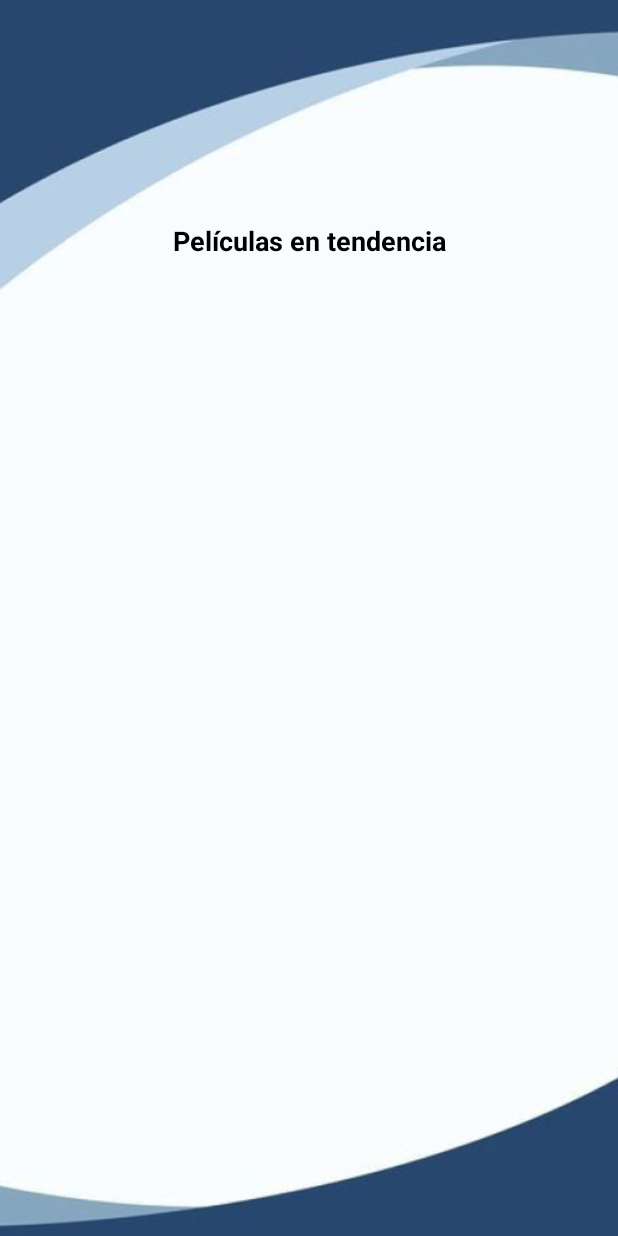
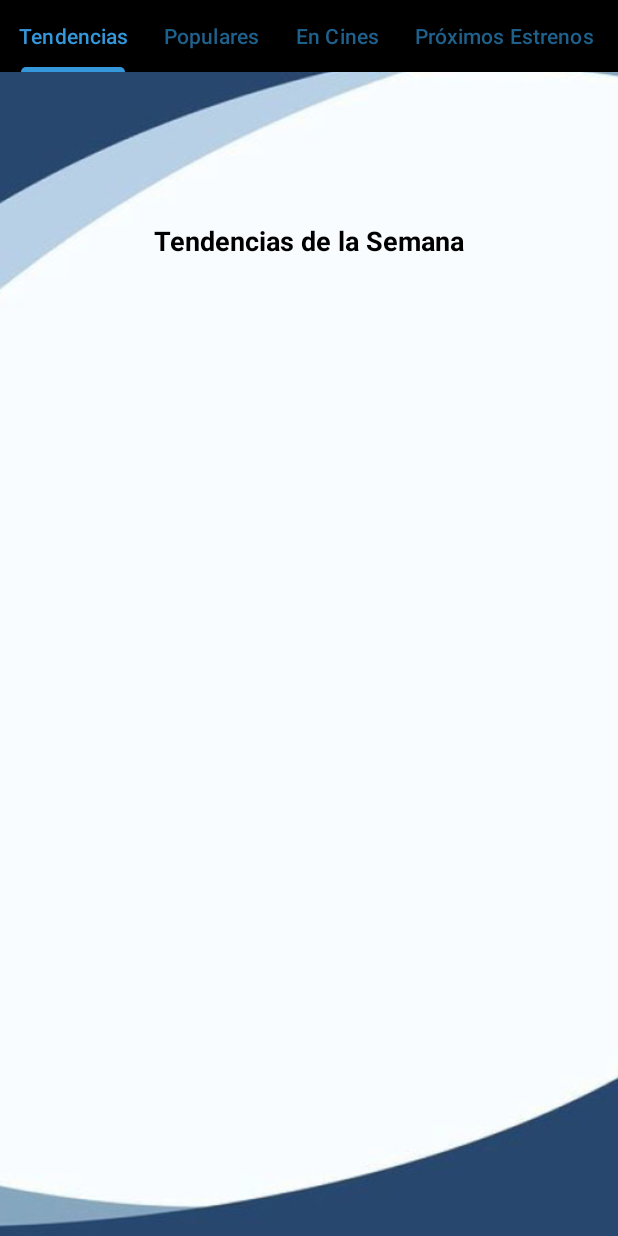
Before and after one commit to UnBoniato/App_peliculas, an Android app: the HomeActivity screen opened directly, with no data from a screen before it, on a phone screen of 412 x 824 dp. Run offline under Robolectric (Android 15) with nearby library versions, the light colour scheme and no system bars.

Commit message:
TabLayout arriba

```diff
--- a/app/src/main/res/layout/activity_home.xml
+++ b/app/src/main/res/layout/activity_home.xml
@@ -24,7 +24,7 @@
         android:layout_width="wrap_content"
         android:layout_height="wrap_content"
         android:layout_marginTop="148dp"
-        android:text="Películas en tendencia"
+        android:text="Tendencias de la Semana"
         android:textColor="@color/black"
         android:textSize="18dp"
         android:textStyle="bold"
@@ -45,4 +45,44 @@
         android:layout_height="wrap_content"
         android:orientation="vertical"
         app:layout_constraintGuide_end="30dp" />
+
+    <com.google.android.material.tabs.TabLayout
+        android:layout_width="match_parent"
+        android:layout_height="wrap_content"
+        app:layout_constraintEnd_toEndOf="parent"
+        app:layout_constraintHorizontal_bias="0.0"
+        app:layout_constraintStart_toStartOf="parent"
+        app:layout_constraintTop_toTopOf="parent"
+        app:tabMode="scrollable"
+        app:tabGravity="center"
+        android:background="@color/black"
+        app:tabSelectedTextColor="@color/colorPrimary"
+        app:tabTextColor="@color/colorPrimaryDark">
+
+        <com.google.android.material.tabs.TabItem
+            android:layout_width="wrap_content"
+            android:layout_height="wrap_content"
+            android:text="Tendencias" />
+
+        <com.google.android.material.tabs.TabItem
+            android:layout_width="wrap_content"
+            android:layout_height="wrap_content"
+            android:text="Populares" />
+
+        <com.google.android.material.tabs.TabItem
+            android:layout_width="wrap_content"
+            android:layout_height="wrap_content"
+            android:text="En Cines" />
+
+        <com.google.android.material.tabs.TabItem
+            android:layout_width="wrap_content"
+            android:layout_height="wrap_content"
+            android:text="Próximos Estrenos" />
+
+        <com.google.android.material.tabs.TabItem
+            android:layout_width="wrap_content"
+            android:layout_height="wrap_content"
+            android:text="Mejores Valoradas" />
+
+    </com.google.android.material.tabs.TabLayout>
 </androidx.constraintlayout.widget.ConstraintLayout>
```
